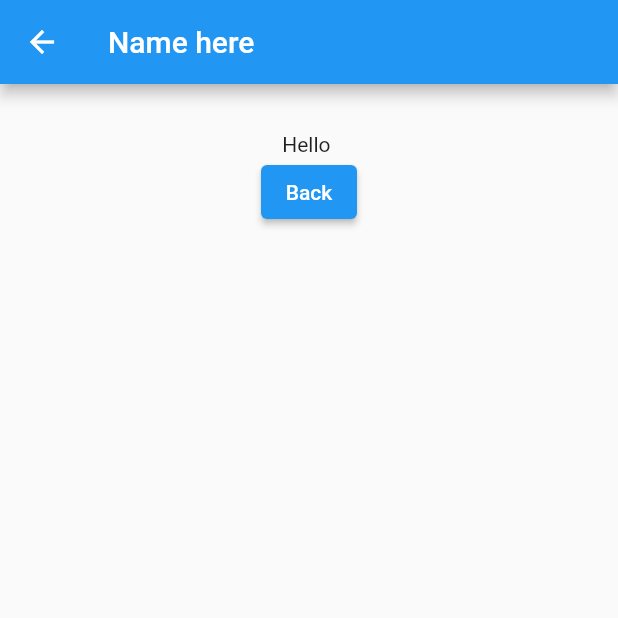
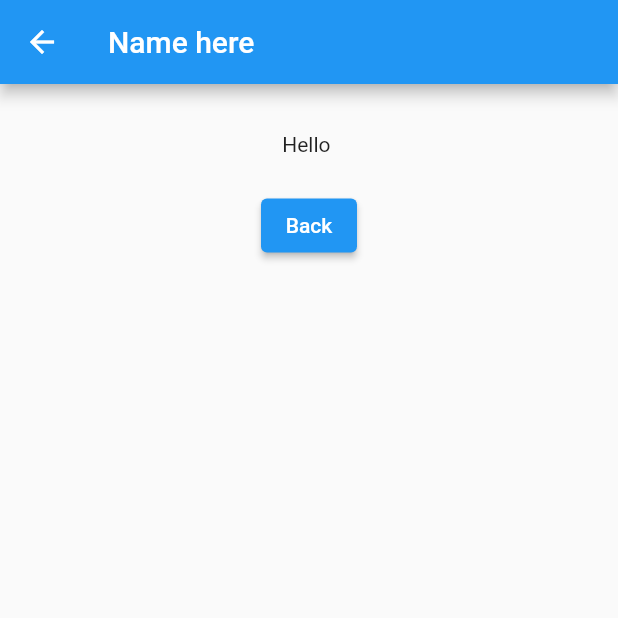
Before and after one commit to LenouarMiloud/FlutterTrainingIntermediate, a Flutter app: the screen it shows after launch, after a tap on "Next", on a phone screen of 412 x 824 dp, the top half of it. Run offline on Flutter 3.47's test engine with Material 2 defaults, Android fonts, the phone set to English and light mode, and no system bars; our stand-ins replace charts_flutter.

Commit message:
add screenshot10

```diff
--- a/StatementManagment/global_statement_app/lib/screens/home.dart
+++ b/StatementManagment/global_statement_app/lib/screens/home.dart
@@ -16,12 +16,12 @@ class _HomeState extends State<Home> {
   void initState() {
     _name = new TextEditingController();
     _store.set('name', '');
-    _name.text = _store.get('name');
+    _name!.text = _store.get('name');
   }
 
   void _onPressed() {
     setState((){
-      _store.set('name', _name.text);
+      _store.set('name', _name!.text);
     });
     Navigator.of(context).pushNamed('/Second');
   }
@@ -41,7 +41,13 @@ class _HomeState extends State<Home> {
                   controller: _name,
                   decoration: new InputDecoration(labelText: 'Enter your name'),
                 ),
-                new ElevatedButton(onPressed: _onPressed, child: new Text('Next'),)
+                new Container(
+                  padding: new EdgeInsets.all(11.2),
+                ),
+                new ElevatedButton(
+                  onPressed: _onPressed,
+                  child: new Text('Next'),
+                  )
               ],
             ),
           )
--- a/StatementManagment/global_statement_app/lib/screens/second.dart
+++ b/StatementManagment/global_statement_app/lib/screens/second.dart
@@ -22,7 +22,9 @@ class _SecondState extends State<Second> {
             child: new Column(
               children: <Widget>[
                 new Text('Hello ${_store.get('name')}'),
-
+                new Container(
+                  padding: new EdgeInsets.all(11.2),
+                ),
                 new ElevatedButton(onPressed: (){Navigator.of(context).pop();}, child: new Text('Back'),)
               ],
             ),
```
Also changed, not shown: 1 other file.
